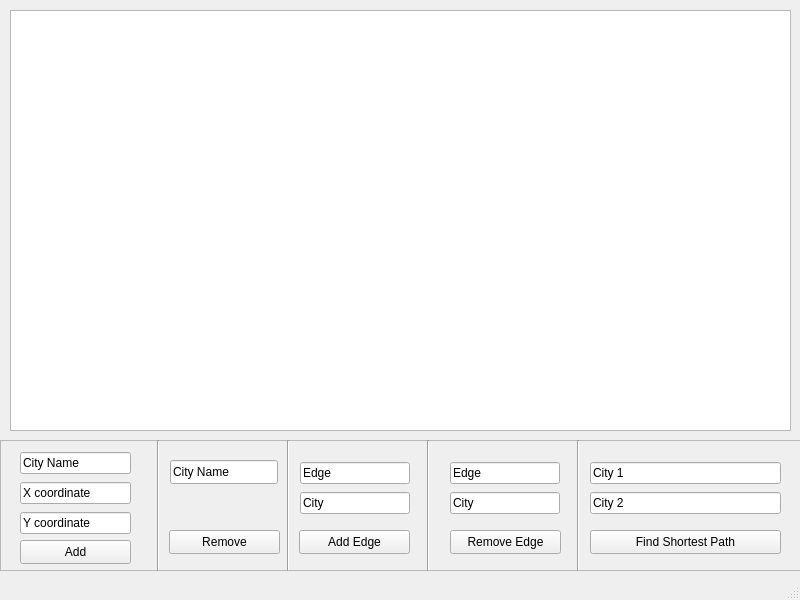
Qt form Wasalnithree/mainwindow.ui (MohamESalem/Wasalni-QT) before a commit.
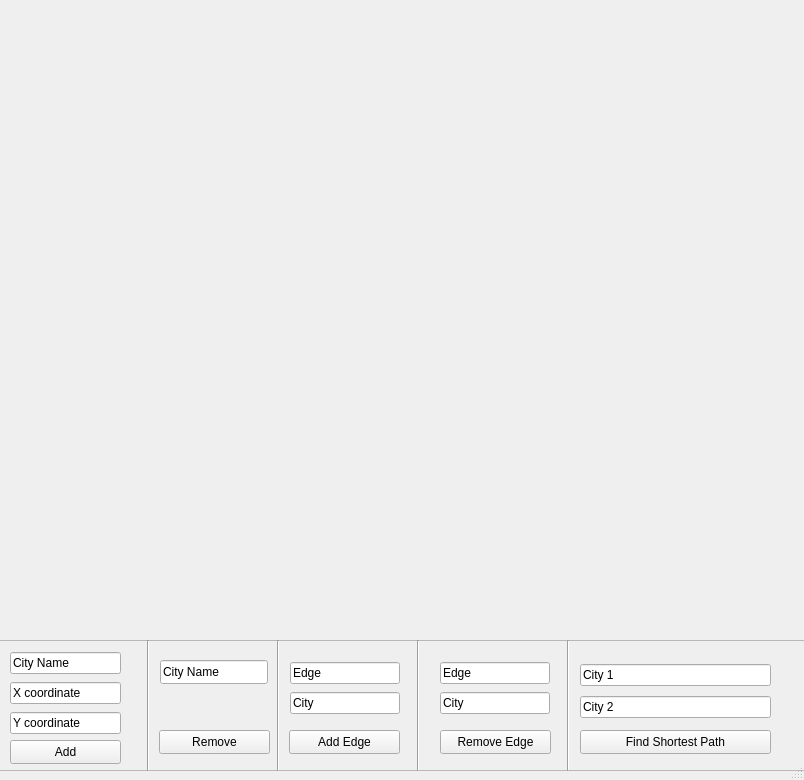
The same form after that commit.

Commit message: Added grid Layout, accessed Layout in mainmenu and added QGraphicsView, and edited the size of the windown in mainwindow.ui

Diff of the .ui file:
```diff
--- a/Wasalnithree/mainwindow.ui
+++ b/Wasalnithree/mainwindow.ui
@@ -9,32 +9,44 @@
    <rect>
     <x>0</x>
     <y>0</y>
-    <width>800</width>
-    <height>600</height>
+    <width>804</width>
+    <height>780</height>
    </rect>
   </property>
   <property name="minimumSize">
    <size>
-    <width>800</width>
-    <height>600</height>
+    <width>804</width>
+    <height>780</height>
    </size>
   </property>
   <property name="maximumSize">
    <size>
-    <width>800</width>
-    <height>600</height>
+    <width>804</width>
+    <height>802</height>
    </size>
   </property>
   <property name="windowTitle">
    <string>Wasalni</string>
   </property>
   <widget class="QWidget" name="centralwidget">
+   <property name="minimumSize">
+    <size>
+     <width>804</width>
+     <height>780</height>
+    </size>
+   </property>
+   <property name="maximumSize">
+    <size>
+     <width>804</width>
+     <height>780</height>
+    </size>
+   </property>
    <widget class="QFrame" name="frame">
     <property name="geometry">
      <rect>
-      <x>0</x>
-      <y>440</y>
-      <width>801</width>
+      <x>-10</x>
+      <y>640</y>
+      <width>821</width>
       <height>131</height>
      </rect>
     </property>
@@ -213,7 +225,7 @@
        <x>590</x>
        <y>20</y>
        <width>191</width>
-       <height>56</height>
+       <height>64</height>
       </rect>
      </property>
      <layout class="QVBoxLayout" name="verticalLayout_3">
@@ -286,15 +298,16 @@
      </property>
     </widget>
    </widget>
-   <widget class="QGraphicsView" name="Map">
+   <widget class="QWidget" name="gridLayoutWidget">
     <property name="geometry">
      <rect>
-      <x>10</x>
-      <y>10</y>
-      <width>781</width>
-      <height>421</height>
+      <x>0</x>
+      <y>0</y>
+      <width>801</width>
+      <height>631</height>
      </rect>
     </property>
+    <layout class="QGridLayout" name="gridLayout_3" rowstretch="0" columnstretch="0" rowminimumheight="0"/>
    </widget>
   </widget>
   <widget class="QStatusBar" name="statusbar"/>
```
The commit also changes 4 other files.
